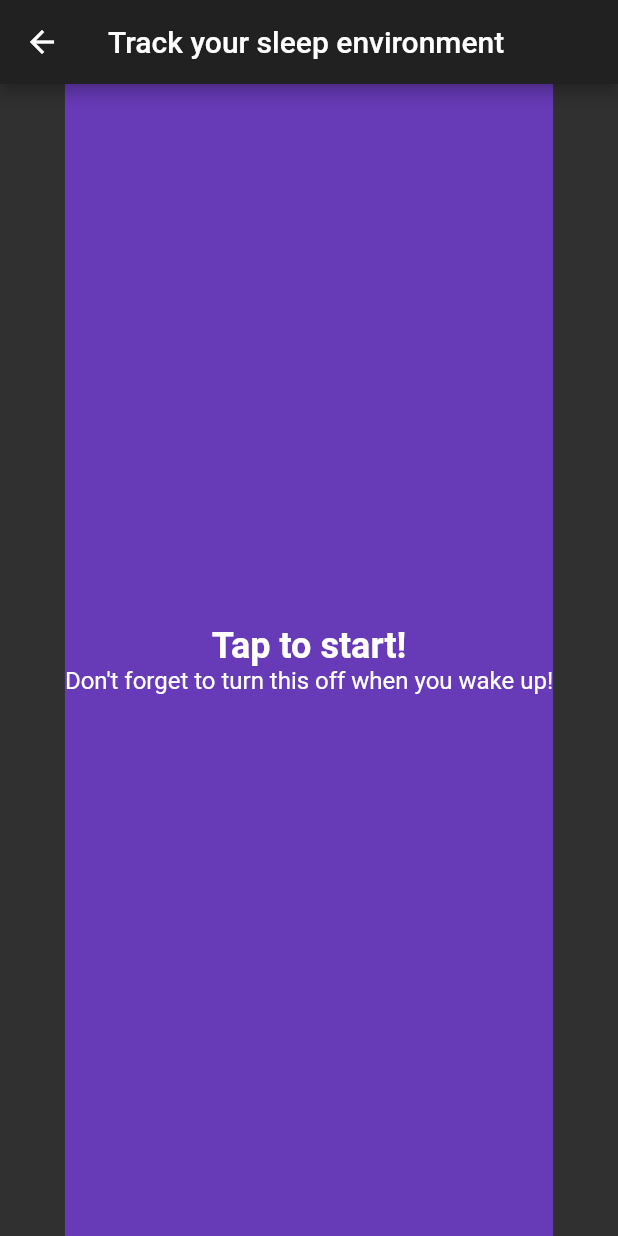
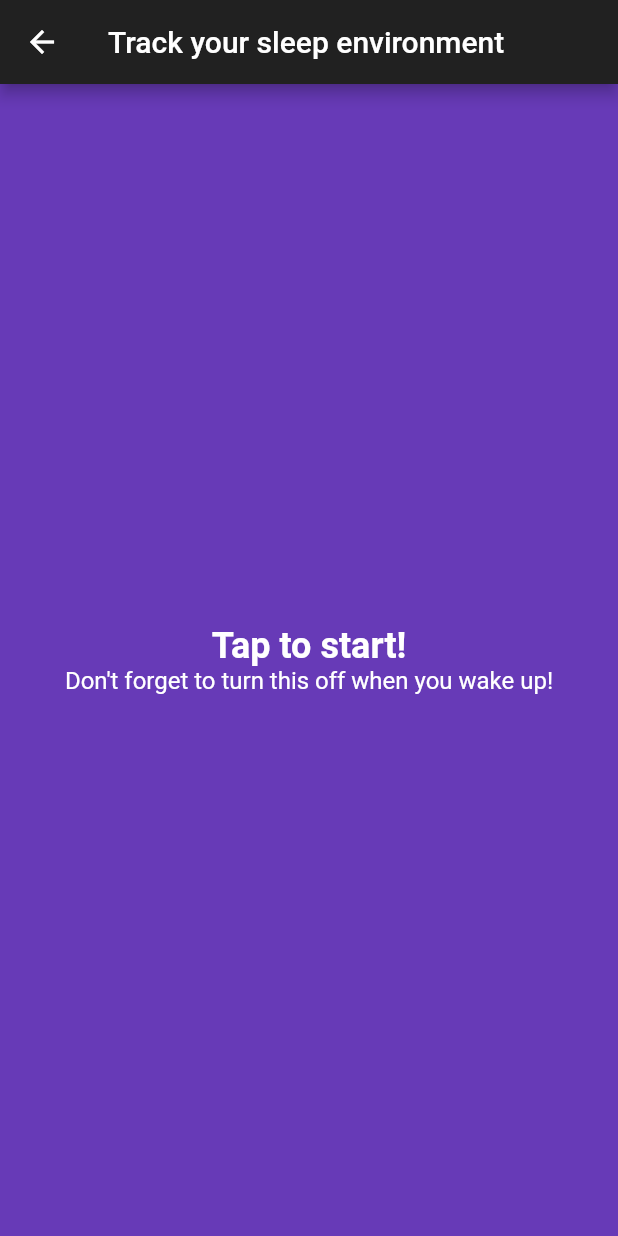
Before and after one commit to DMeechan/Sleepyroom, a Flutter app: the screen it shows after launch, after a tap on the "airline seat individual suite" icon, on a phone screen of 412 x 824 dp. Run offline on Flutter 3.47's test engine with Material 2 defaults, Android fonts, the phone set to English and light mode, and no system bars; our stand-ins replace sqflite; missing offline and left inert: flutter_sound; accounts and stored records are empty.

Commit message:
Improve the UI and fix some bugs :D

```diff
--- a/lib/ui/sleep_logs.dart
+++ b/lib/ui/sleep_logs.dart
@@ -38,7 +38,7 @@ class _SleepLogsState extends State<SleepLogs> {
                   final dataIndex = snapshot.data.length -
                       position -
                       1; // render data in reverse order
-                  print(dataIndex);
+
                   return _buildRow(snapshot.data[dataIndex]);
                 });
           } else {
@@ -60,7 +60,7 @@ class _SleepLogsState extends State<SleepLogs> {
 
   Widget build(BuildContext context) {
     return Scaffold(
-        appBar: AppBar(title: Text(widget.title), actions: <Widget>[
+        appBar: AppBar(title: Text(widget.title), backgroundColor: Colors.deepPurpleAccent, actions: <Widget>[
           IconButton(
             icon:
                 Icon(Icons.airline_seat_individual_suite, color: Colors.white),
--- a/lib/ui/sleep_tracker.dart
+++ b/lib/ui/sleep_tracker.dart
@@ -12,6 +12,15 @@ class SleepTracker extends StatefulWidget {
   _SleepTrackerState createState() => _SleepTrackerState();
 }
 
+const initialTitleText = "Tap to start!";
+const initialBodyText = "Don't forget to turn this off when you wake up!";
+
+const recordingTitleText = "Tap to finish!";
+const recordingBodyText = "";
+
+const finalTitleText = "Recording complete!";
+const finalBodyText = "";
+
 class _SleepTrackerState extends State<SleepTracker> {
   Status status;
   Widget _buttonIcon = Icon(Icons.do_not_disturb_on);
@@ -19,10 +28,15 @@ class _SleepTrackerState extends State<SleepTracker> {
   FlutterSound _flutterSound;
   StreamSubscription<double> _dbPeakSubscription;
   SleepLog _currentSleepLog;
+  String titleText;
+  String bodyText;
 
   @override
   void initState() {
     super.initState();
+    titleText = initialTitleText;
+    bodyText = initialBodyText;
+
     Future.microtask(() {
       _prepare();
     });
@@ -35,7 +49,7 @@ class _SleepTrackerState extends State<SleepTracker> {
       _buttonIcon = _getPlayerIcon(status);
     });
 
-    var updateIntervalInSecs = 0.3;
+    var updateIntervalInSecs = 1.0;
     _flutterSound.setDbLevelEnabled(true);
     _flutterSound.setDbPeakLevelUpdate(updateIntervalInSecs);
   }
@@ -131,7 +145,11 @@ class _SleepTrackerState extends State<SleepTracker> {
         }
       case Status.Stopped:
         {
-          _prepare();
+          setState(() {
+            status = Status.Initialised;
+//            _flutterSound = new FlutterSound();
+//            _buttonIcon = _getPlayerIcon(status);
+          });
           break;
         }
 
@@ -148,14 +166,20 @@ class _SleepTrackerState extends State<SleepTracker> {
     switch (status) {
       case Status.Initialised:
         {
+          titleText = initialTitleText;
+          bodyText = initialBodyText;
           return empty();
         }
       case Status.Recording:
         {
+          titleText = recordingTitleText;
+          bodyText = recordingBodyText;
           return Icon(Icons.stop);
         }
       case Status.Stopped:
         {
+          titleText = finalTitleText;
+          bodyText = finalBodyText;
           return Icon(Icons.check);
         }
       default:
@@ -167,28 +191,27 @@ class _SleepTrackerState extends State<SleepTracker> {
   Widget build(BuildContext context) {
     return Scaffold(
         appBar: AppBar(title: Text("Track your sleep environment")),
-        body: new Center(
+        body: SizedBox.expand(
           child: new Material(
               color: Colors.deepPurple,
               child: new InkWell(
                 onTap: () {
-                    print("TAP: Starting tracker...");
                   _clickHandler();
                 },
                 child: new Column(
                     mainAxisAlignment: MainAxisAlignment.center,
                     children: <Widget>[
-                        new Text("Tap to start!",
+                      new Text(titleText != null ? titleText : "",
                           style: new TextStyle(
                               color: Colors.white,
                               fontSize: 24,
                               fontWeight: FontWeight.bold)),
-                        new Text(
-                            "Don't forget to turn this off when you wake up!",
-                            style: new TextStyle(
-                                color: Colors.white, fontSize: 16)),
+                      new Text(bodyText != null ? bodyText : "",
+                          style:
+                              new TextStyle(color: Colors.white, fontSize: 16)),
                       _buttonIcon
                     ]),
-                ))));
+              )),
+        ));
   }
 }
```
Lines whose indentation alone changed are shown as unchanged.
